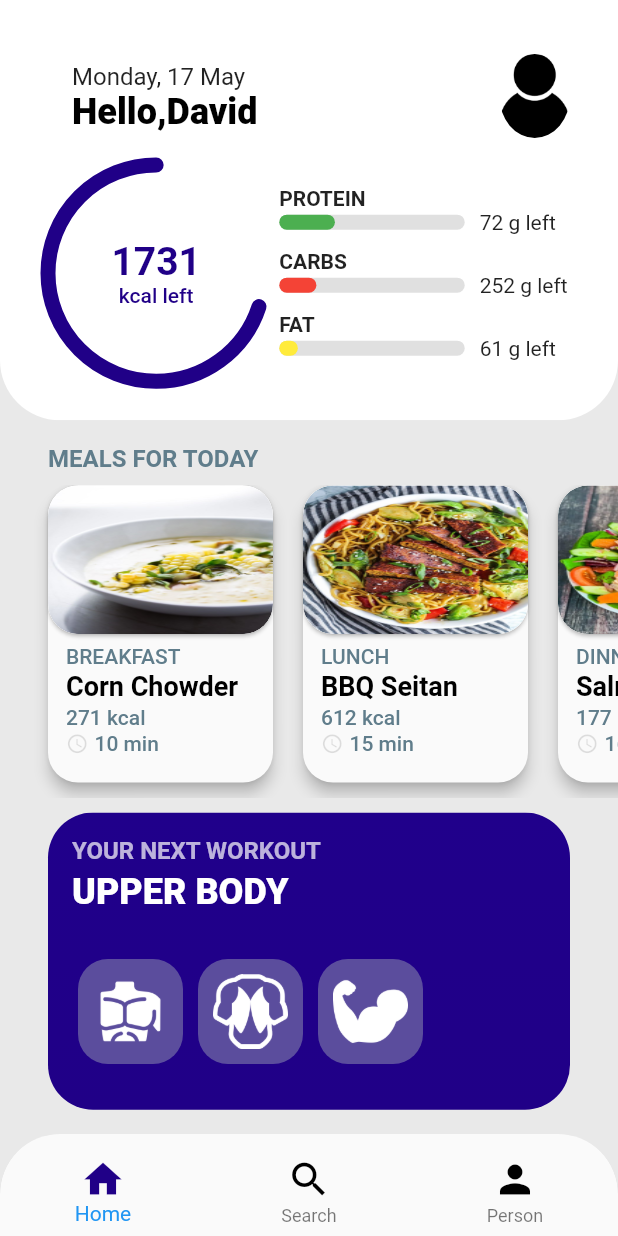
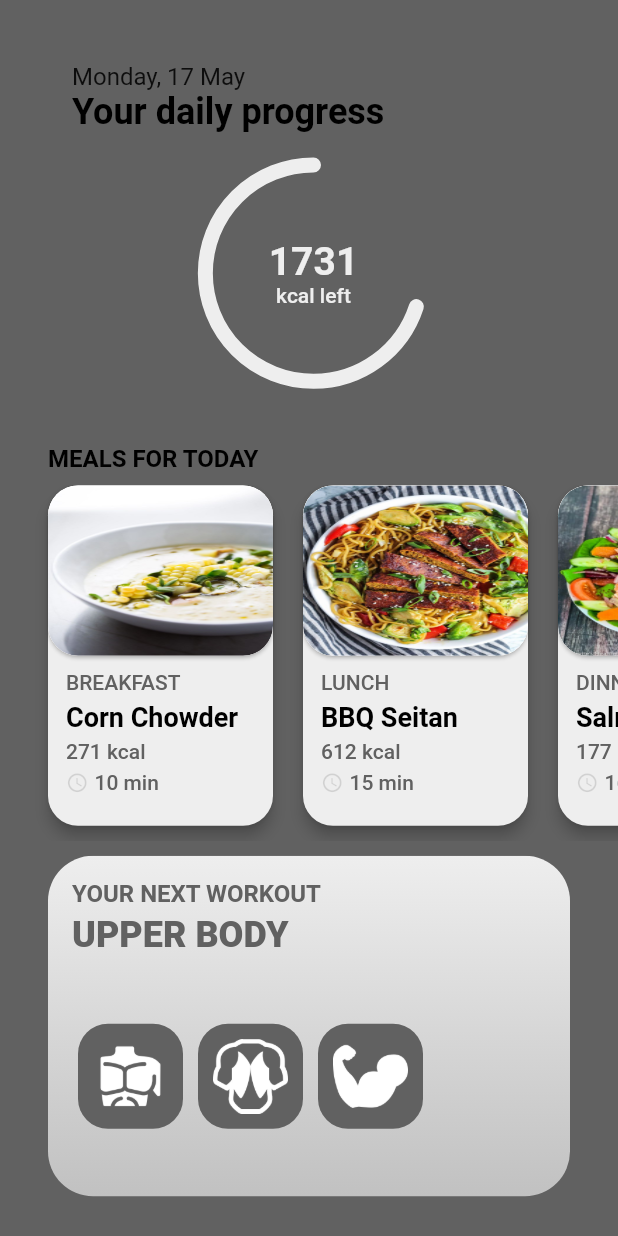
Before and after one commit to RostislavUlinets/DietApp-Practice-, a Flutter app: the screen it shows after launch, after a tap on "Login", on a phone screen of 412 x 824 dp. Run offline on Flutter 3.47's test engine with Material 2 defaults, Android fonts, the phone set to English and light mode, and no system bars.

Commit message:
Training Program finished!

```diff
--- a/lib/pages/login_screen.dart
+++ b/lib/pages/login_screen.dart
@@ -16,7 +16,7 @@ class LoginView extends StatelessWidget {
         children: <Widget>[
           Container(
             height: size.height - 200,
-            color: Colors.blueAccent,
+            color: Color(0xFF616161)
           ),
           AnimatedPositioned(
             duration: Duration(milliseconds: 500),
@@ -78,7 +78,7 @@ class LoginView extends StatelessWidget {
                     Text(
                       'Forgot password?',
                       style: TextStyle(
-                        color: Colors.blueAccent,
+                          color: Color(0xFF616161),
                       ),
                     ),
                   ],
@@ -135,16 +135,16 @@ class TextFieldWidget extends StatelessWidget {
       onChanged: onChanged,
       obscureText: obscureText,
       style: TextStyle(
-        color: Colors.blueAccent,
+        color: Color(0xFF616161),
         fontSize: 14,
       ),
-      cursorColor: Colors.blueAccent,
+      cursorColor: Color(0xFF616161),
       decoration: InputDecoration(
         labelText: hintText,
         prefixIcon: Icon(
           prefixIconData,
           size: 18,
-          color: Colors.blueAccent,
+          color: Color(0xFF616161),
         ),
         filled: true,
         enabledBorder: UnderlineInputBorder(
@@ -153,7 +153,7 @@ class TextFieldWidget extends StatelessWidget {
         ),
         focusedBorder: OutlineInputBorder(
             borderRadius: BorderRadius.circular(10),
-            borderSide: BorderSide(color: Colors.blueAccent)),
+            borderSide: BorderSide(color: Color(0xFF616161),),),
         suffixIcon: GestureDetector(
           onTap: () {
             model.isVisible = !model.isVisible;
@@ -161,11 +161,11 @@ class TextFieldWidget extends StatelessWidget {
           child: Icon(
             suffixIconData,
             size: 18,
-            color: Colors.blueAccent,
+            color: Color(0xFF616161),
           ),
         ),
-        labelStyle: TextStyle(color: Colors.blueAccent),
-        focusColor: Colors.blueAccent,
+        labelStyle: TextStyle(color: Color(0xFF616161),),
+        focusColor: Color(0xFF616161),
       ),
     );
   }
@@ -182,11 +182,11 @@ class ButtonWidget extends StatelessWidget {
     return Material(
       child: Ink(
         decoration: BoxDecoration(
-          color: hasBorder ? Colors.white : Colors.blueAccent,
+          color: hasBorder ? Colors.white : Color(0xFF616161),
           borderRadius: BorderRadius.circular(10),
           border: hasBorder
               ? Border.all(
-                  color: Colors.blueAccent,
+                  color: Color(0xFF616161),
                   width: 1,
                 )
               : Border.fromBorderSide(BorderSide.none),
@@ -199,7 +199,7 @@ class ButtonWidget extends StatelessWidget {
               child: Text(
                 title,
                 style: TextStyle(
-                  color: hasBorder ? Colors.blueAccent : Colors.white,
+                  color: hasBorder ? Color(0xFF616161) : Colors.white,
                   fontWeight: FontWeight.w600,
                   fontSize: 16,
                 ),
--- a/lib/pages/profile_screen.dart
+++ b/lib/pages/profile_screen.dart
@@ -20,52 +20,7 @@ class ProfileScreen extends StatelessWidget {
     //----------------------------------------------
     //ПАНЕЛЬ НАВІГАЦІЇ
     return Scaffold(
-      backgroundColor: const Color(0xFFE9E9E9),
-      bottomNavigationBar: ClipRRect(
-        borderRadius: BorderRadius.vertical(top: Radius.circular(40)),
-        child: BottomNavigationBar(
-          iconSize: 30,
-          selectedIconTheme: IconThemeData(color: const Color(0xFF200087)),
-          unselectedIconTheme: IconThemeData(
-            color: Colors.black,
-          ),
-          items: [
-            BottomNavigationBarItem(
-              icon: Padding(
-                padding: const EdgeInsets.only(top: 8.0),
-                child: Icon(Icons.home),
-              ),
-              // ignore: deprecated_member_use
-              title: Text(
-                "Home",
-                style: const TextStyle(color: Colors.white10),
-              ),
-            ),
-            BottomNavigationBarItem(
-              icon: Padding(
-                child: Icon(Icons.search),
-                padding: const EdgeInsets.only(top: 8.0),
-              ),
-              // ignore: deprecated_member_use
-              title: Text(
-                "Search",
-                style: const TextStyle(color: Colors.white10),
-              ),
-            ),
-            BottomNavigationBarItem(
-              icon: Padding(
-                child: Icon(Icons.person),
-                padding: const EdgeInsets.only(top: 8.0),
-              ),
-              // ignore: deprecated_member_use
-              title: Text(
-                "Person",
-                style: const TextStyle(color: Colors.white10),
-              ),
-            ),
-          ],
-        ),
-      ),
+      backgroundColor: Color(0xFF616161),
       //----------------------------------------------
       //РОЗДІЛ ДІАГРАМИ
       body: Stack(
@@ -79,7 +34,7 @@ class ProfileScreen extends StatelessWidget {
               borderRadius: const BorderRadius.vertical(
                   bottom: const Radius.circular(40)),
               child: Container(
-                color: Colors.white,
+                color: Color(0xFF616161),
                 padding: const EdgeInsets.only(
                     top: 28, left: 32, right: 16, bottom: 10),
                 child: Column(
@@ -94,20 +49,19 @@ class ProfileScreen extends StatelessWidget {
                         ),
                       ),
                       subtitle: Text(
-                        "Hello,David",
+                        "Your daily progress",
                         style: TextStyle(
-                          fontWeight: FontWeight.w800,
+                          fontWeight: FontWeight.w700,
                           fontSize: 24,
                           color: Colors.black,
                         ),
                       ),
-                      trailing:
-                          ClipOval(child: Image.asset("assets/userImage.png")),
                     ),
                     SizedBox(
                       height: 10,
                     ),
                     Row(
+                      mainAxisAlignment: MainAxisAlignment.center,
                       children: <Widget>[
                         _RadialProgress(
                           width: width * 0.35,
@@ -117,40 +71,7 @@ class ProfileScreen extends StatelessWidget {
                         SizedBox(
                           width: 10,
                         ),
-                        Column(
-                          mainAxisAlignment: MainAxisAlignment.spaceBetween,
-                          mainAxisSize: MainAxisSize.max,
-                          crossAxisAlignment: CrossAxisAlignment.start,
-                          children: <Widget>[
-                            _IngredientProgress(
-                              ingredient: "Protein",
-                              progress: 0.3,
-                              progressColor: Colors.green,
-                              leftAmount: 72,
-                              width: width * 0.3,
-                            ),
-                            SizedBox(
-                              height: 10,
-                            ),
-                            _IngredientProgress(
-                              ingredient: "Carbs",
-                              progress: 0.2,
-                              progressColor: Colors.red,
-                              leftAmount: 252,
-                              width: width * 0.3,
-                            ),
-                            SizedBox(
-                              height: 10,
-                            ),
-                            _IngredientProgress(
-                              ingredient: "Fat",
-                              progress: 0.1,
-                              progressColor: Colors.yellow,
-                              leftAmount: 61,
-                              width: width * 0.3,
-                            ),
-                          ],
-                        ),
+
                       ],
                     ),
                   ],
@@ -165,7 +86,7 @@ class ProfileScreen extends StatelessWidget {
             left: 0,
             right: 0,
             child: Container(
-              height: height * 0.55,
+              height: height * 0.62,
               child: Column(
                 crossAxisAlignment: CrossAxisAlignment.start,
                 children: <Widget>[
@@ -178,7 +99,7 @@ class ProfileScreen extends StatelessWidget {
                     child: Text(
                       "MEALS FOR TODAY",
                       style: const TextStyle(
-                          color: Colors.blueGrey,
+                          color: Color(0xFF000000),
                           fontSize: 16,
                           fontWeight: FontWeight.w700),
                     ),
@@ -191,7 +112,6 @@ class ProfileScreen extends StatelessWidget {
                           SizedBox(
                             width: 32,
                           ),
-
                               for (int i = 0; i < meal.length; i++)
                                 _MealCard(meal: meal[i]),
                         ],
@@ -208,7 +128,7 @@ class ProfileScreen extends StatelessWidget {
                       closedElevation: 0,
                       transitionType: ContainerTransitionType.fade,
                       transitionDuration: const Duration(milliseconds: 1000),
-                      closedColor: const Color(0xFFE9E9E9),
+                      closedColor: const Color(0xFF616161),
                       openBuilder: (context, _) {
                         return WorkoutScreen();
                       },
@@ -225,8 +145,8 @@ class ProfileScreen extends StatelessWidget {
                                 begin: Alignment.topCenter,
                                 end: Alignment.bottomCenter,
                                 colors: [
-                                  const Color(0xFF20008B),
-                                  const Color(0xFF200087),
+                                  const Color(0xFFEEEEEE),
+                                  const Color(0xFFC1C1C1),
                                 ],
                               ),
                             ),
@@ -242,7 +162,7 @@ class ProfileScreen extends StatelessWidget {
                                   child: Text(
                                     "YOUR NEXT WORKOUT",
                                     style: TextStyle(
-                                      color: Colors.white70,
+                                      color: Color(0xFF616161),
                                       fontSize: 16,
                                       fontWeight: FontWeight.w600,
                                     ),
@@ -254,7 +174,7 @@ class ProfileScreen extends StatelessWidget {
                                   child: Text(
                                     "UPPER BODY",
                                     style: TextStyle(
-                                      color: Colors.white,
+                                      color: Color(0xFF616161),
                                       fontSize: 24,
                                       fontWeight: FontWeight.w800,
                                     ),
@@ -270,7 +190,7 @@ class ProfileScreen extends StatelessWidget {
                                         decoration: BoxDecoration(
                                           borderRadius: BorderRadius.all(
                                               Radius.circular(20)),
-                                          color: const Color(0xFF5B4D9D),
+                                          color: const Color(0xFF616161),
                                         ),
                                         padding: const EdgeInsets.all(10),
                                         child: Image.asset(
@@ -287,7 +207,7 @@ class ProfileScreen extends StatelessWidget {
                                         decoration: BoxDecoration(
                                           borderRadius: BorderRadius.all(
                                               Radius.circular(20)),
-                                          color: const Color(0xFF5B4D9D),
+                                          color: const Color(0xFF616161),
                                         ),
                                         padding: const EdgeInsets.all(10),
                                         child: Image.asset(
@@ -304,7 +224,7 @@ class ProfileScreen extends StatelessWidget {
                                         decoration: BoxDecoration(
                                           borderRadius: BorderRadius.all(
                                               Radius.circular(20)),
-                                          color: const Color(0xFF5B4D9D),
+                                          color: const Color(0xFF616161),
                                         ),
                                         padding: const EdgeInsets.all(10),
                                         child: Image.asset(
@@ -337,68 +257,6 @@ class ProfileScreen extends StatelessWidget {
   }
 }
 
-class _IngredientProgress extends StatelessWidget {
-
-  final String ingredient;
-  final int leftAmount;
-  final double progress, width;
-  final Color progressColor;
-
-  const _IngredientProgress(
-      {Key key,
-      this.ingredient,
-      this.leftAmount,
-      this.progress,
-      this.progressColor,
-      this.width})
-      : super(key: key);
-
-  @override
-  Widget build(BuildContext context) {
-    return Column(
-      crossAxisAlignment: CrossAxisAlignment.start,
-      children: <Widget>[
-        Text(
-          ingredient.toUpperCase(),
-          style: TextStyle(
-            fontSize: 14,
-            fontWeight: FontWeight.w700,
-          ),
-        ),
-        Row(
-          mainAxisSize: MainAxisSize.max,
-          mainAxisAlignment: MainAxisAlignment.spaceBetween,
-          children: <Widget>[
-            Stack(
-              children: [
-                Container(
-                  height: 10,
-                  width: width,
-                  decoration: BoxDecoration(
-                    borderRadius: BorderRadius.all(Radius.circular(5)),
-                    color: Colors.black12,
-                  ),
-                ),
-                Container(
-                  height: 10,
-                  width: width * progress,
-                  decoration: BoxDecoration(
-                    borderRadius: BorderRadius.all(Radius.circular(5)),
-                    color: progressColor,
-                  ),
-                ),
-              ],
-            ),
-            SizedBox(
-              width: 10,
-            ),
-            Text("${leftAmount} g left"),
-          ],
-        ),
-      ],
-    );
-  }
-}
 
 class _RadialProgress extends StatelessWidget {
   final double height, width, progress;
@@ -425,7 +283,7 @@ class _RadialProgress extends StatelessWidget {
                   style: TextStyle(
                     fontSize: 26,
                     fontWeight: FontWeight.w700,
-                    color: const Color(0xFF200087),
+                    color: const Color(0xFFEEEEEE),
                   ),
                 ),
                 TextSpan(text: "\n"),
@@ -434,7 +292,7 @@ class _RadialProgress extends StatelessWidget {
                   style: TextStyle(
                     fontSize: 14,
                     fontWeight: FontWeight.w500,
-                    color: const Color(0xFF200087),
+                    color: const Color(0xFFEEEEEE),
                   ),
                 )
               ],
@@ -455,7 +313,7 @@ class _RadialPainter extends CustomPainter {
   void paint(Canvas canvas, Size size) {
     Paint paint = Paint()
       ..strokeWidth = 10
-      ..color = Color(0xFF200087)
+      ..color = Color(0xFFEEEEEE)
       ..style = PaintingStyle.stroke
       ..strokeCap = StrokeCap.round;
 
@@ -496,6 +354,7 @@ class _MealCard extends StatelessWidget {
         child: Material(
           borderRadius: BorderRadius.all(Radius.circular(20)),
           elevation: 4,
+          color: Color(0xFFEEEEEE),
           child: Column(
             crossAxisAlignment: CrossAxisAlignment.start,
             mainAxisSize: MainAxisSize.max,
@@ -541,7 +400,7 @@ class _MealCard extends StatelessWidget {
                         style: const TextStyle(
                           fontWeight: FontWeight.w500,
                           fontSize: 14,
-                          color: Colors.blueGrey,
+                          color: Color(0xFF616161),
                         ),
                       ),
                       Text(
@@ -557,7 +416,7 @@ class _MealCard extends StatelessWidget {
                         style: const TextStyle(
                           fontWeight: FontWeight.w500,
                           fontSize: 14,
-                          color: Colors.blueGrey,
+                          color: Color(0xFF616161),
                         ),
                       ),
                       Row(
@@ -575,7 +434,7 @@ class _MealCard extends StatelessWidget {
                             style: const TextStyle(
                               fontWeight: FontWeight.w500,
                               fontSize: 14,
-                              color: Colors.blueGrey,
+                              color: Color(0xFF616161),
                             ),
                           ),
                         ],
```
Also changed, not shown: lib/model/upper_body.dart (+136 -40 lines), lib/pages/meals_detail_screen.dart (+4 -4 lines), lib/pages/workout_screen.dart (+24 -9 lines), assets/abs.png (added), assets/men-legs.png (added), assets/slumber.png (added).
